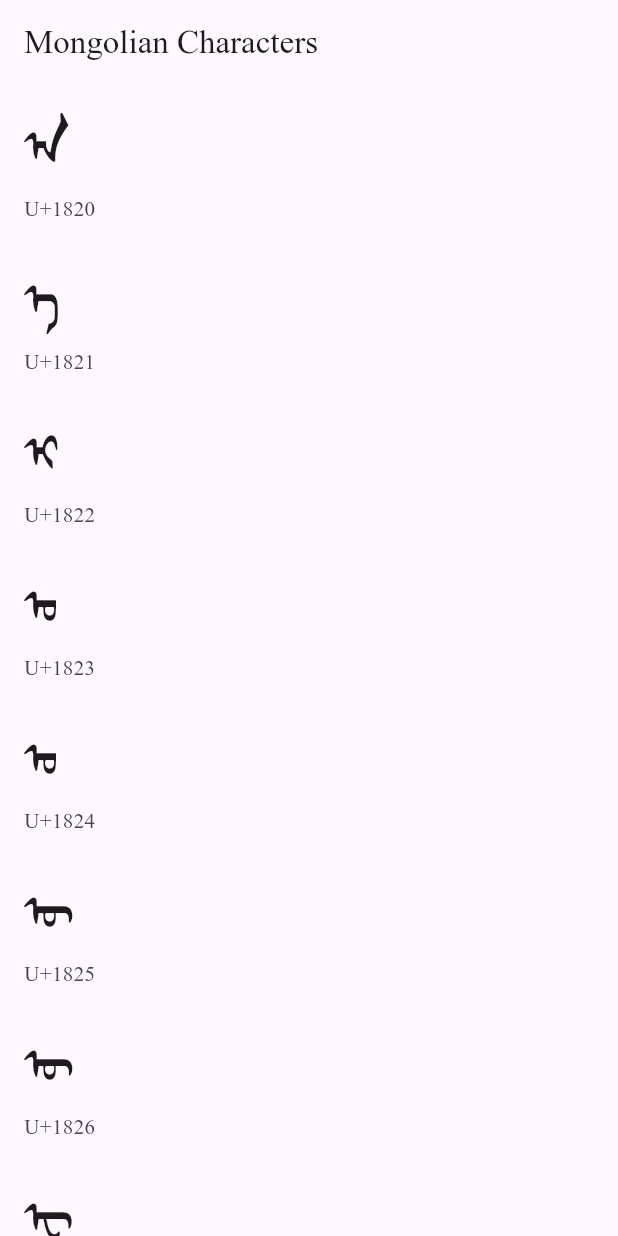
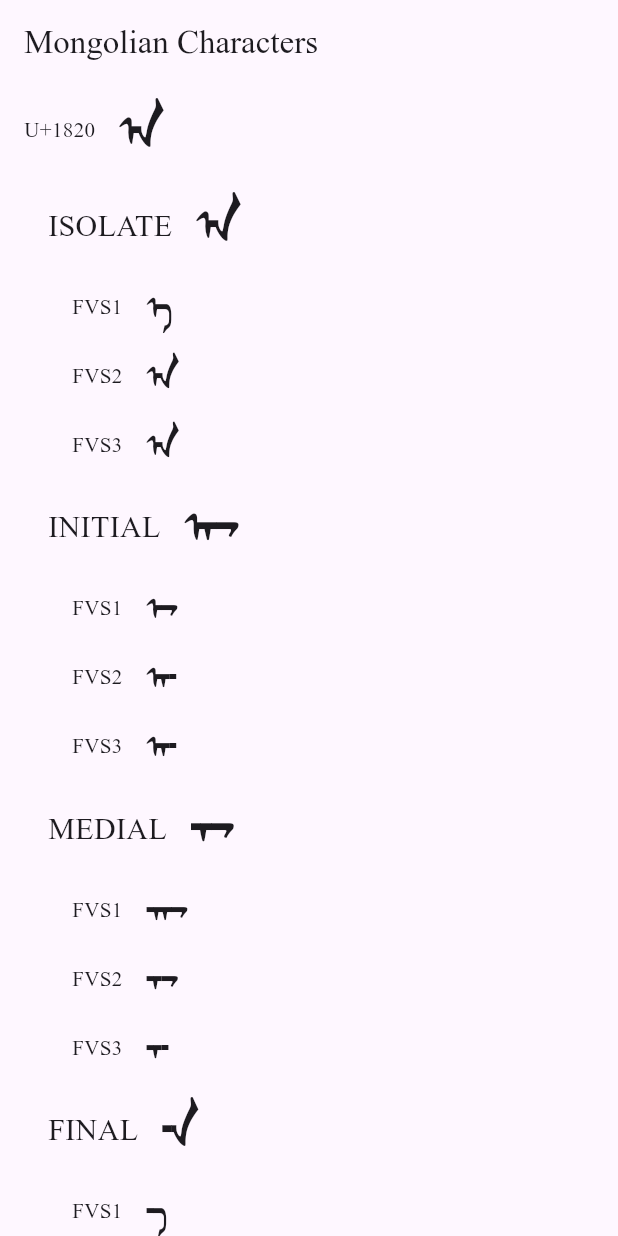
Before and after one commit to suragch/mongol_code, a Flutter app: the screen it shows after launch, on a phone screen of 412 x 824 dp. Run offline on Flutter 3.47's test engine with Material 3 defaults, Android fonts, the phone set to English and light mode, and no system bars.

Commit message:
show isol init medi fina

```diff
--- a/example/flutter_app/lib/home_page.dart
+++ b/example/flutter_app/lib/home_page.dart
@@ -1,4 +1,6 @@
+import 'package:flutter/foundation.dart' hide Unicode;
 import 'package:flutter/material.dart';
+import 'package:mongol_code/mongol_code.dart';
 
 class HomePage extends StatefulWidget {
   const HomePage({super.key});
@@ -18,14 +20,162 @@ class _HomePageState extends State<HomePage> {
   Widget build(BuildContext context) {
     return Scaffold(
       appBar: AppBar(title: const Text('Mongolian Characters')),
-      body: ListView.builder(
-        itemCount: mongolianCharacters.length,
-        itemBuilder: (context, index) {
-          return ListTile(
-            title: Text(mongolianCharacters[index], style: const TextStyle(fontSize: 44)),
-            subtitle: Text('U+${(0x1820 + index).toRadixString(16).toUpperCase().padLeft(4, '0')}'),
-          );
-        },
+      body: Padding(
+        padding: const EdgeInsets.symmetric(horizontal: 16.0),
+        child: ListView.builder(
+          itemCount: mongolianCharacters.length,
+          itemBuilder: (context, index) {
+            final char = mongolianCharacters[index];
+            final fvs1 = String.fromCharCode(Unicode.FVS1);
+            final fvs2 = String.fromCharCode(Unicode.FVS2);
+            final fvs3 = String.fromCharCode(Unicode.FVS3);
+            final nirugu = String.fromCharCode(Unicode.MONGOLIAN_NIRUGU);
+            return Column(
+              crossAxisAlignment: CrossAxisAlignment.start,
+              children: [
+                Row(
+                  children: [
+                    Text('U+${(0x1820 + index).toRadixString(16).toUpperCase()}'),
+                    SizedBox(width: 16),
+                    Text(char, style: const TextStyle(fontSize: 44)),
+                  ],
+                ),
+
+                Row(
+                  children: [
+                    SizedBox(width: 16),
+                    Text('ISOLATE', style: const TextStyle(fontSize: 20)),
+                    SizedBox(width: 16),
+                    Text(char, style: const TextStyle(fontSize: 44)),
+                  ],
+                ),
+                Row(
+                  children: [
+                    SizedBox(width: 32),
+                    Text('FVS1'),
+                    SizedBox(width: 16),
+                    Text('$char$fvs1', style: const TextStyle(fontSize: 32)),
+                  ],
+                ),
+                Row(
+                  children: [
+                    SizedBox(width: 32),
+                    Text('FVS2'),
+                    SizedBox(width: 16),
+                    Text('$char$fvs2', style: const TextStyle(fontSize: 32)),
+                  ],
+                ),
+                Row(
+                  children: [
+                    SizedBox(width: 32),
+                    Text('FVS3'),
+                    SizedBox(width: 16),
+                    Text('$char$fvs3', style: const TextStyle(fontSize: 32)),
+                  ],
+                ),
+
+                Row(
+                  children: [
+                    SizedBox(width: 16),
+                    Text('INITIAL', style: const TextStyle(fontSize: 20)),
+                    SizedBox(width: 16),
+                    Text('$char$nirugu', style: const TextStyle(fontSize: 44)),
+                  ],
+                ),
+                Row(
+                  children: [
+                    SizedBox(width: 32),
+                    Text('FVS1'),
+                    SizedBox(width: 16),
+                    Text('$char$fvs1$nirugu', style: const TextStyle(fontSize: 32)),
+                  ],
+                ),
+                Row(
+                  children: [
+                    SizedBox(width: 32),
+                    Text('FVS2'),
+                    SizedBox(width: 16),
+                    Text('$char$fvs2$nirugu', style: const TextStyle(fontSize: 32)),
+                  ],
+                ),
+                Row(
+                  children: [
+                    SizedBox(width: 32),
+                    Text('FVS3'),
+                    SizedBox(width: 16),
+                    Text('$char$fvs3$nirugu', style: const TextStyle(fontSize: 32)),
+                  ],
+                ),
+
+                Row(
+                  children: [
+                    SizedBox(width: 16),
+                    Text('MEDIAL', style: const TextStyle(fontSize: 20)),
+                    SizedBox(width: 16),
+                    Text('$nirugu$char$nirugu', style: const TextStyle(fontSize: 44)),
+                  ],
+                ),
+                Row(
+                  children: [
+                    SizedBox(width: 32),
+                    Text('FVS1'),
+                    SizedBox(width: 16),
+                    Text('$nirugu$char$fvs1$nirugu', style: const TextStyle(fontSize: 32)),
+                  ],
+                ),
+                Row(
+                  children: [
+                    SizedBox(width: 32),
+                    Text('FVS2'),
+                    SizedBox(width: 16),
+                    Text('$nirugu$char$fvs2$nirugu', style: const TextStyle(fontSize: 32)),
+                  ],
+                ),
+                Row(
+                  children: [
+                    SizedBox(width: 32),
+                    Text('FVS3'),
+                    SizedBox(width: 16),
+                    Text('$nirugu$char$fvs3$nirugu', style: const TextStyle(fontSize: 32)),
+                  ],
+                ),
+
+                Row(
+                  children: [
+                    SizedBox(width: 16),
+                    Text('FINAL', style: const TextStyle(fontSize: 20)),
+                    SizedBox(width: 16),
+                    Text('$nirugu$char', style: const TextStyle(fontSize: 44)),
+                  ],
+                ),
+                Row(
+                  children: [
+                    SizedBox(width: 32),
+                    Text('FVS1'),
+                    SizedBox(width: 16),
+                    Text('$nirugu$char$fvs1', style: const TextStyle(fontSize: 32)),
+                  ],
+                ),
+                Row(
+                  children: [
+                    SizedBox(width: 32),
+                    Text('FVS2'),
+                    SizedBox(width: 16),
+                    Text('$nirugu$char$fvs2', style: const TextStyle(fontSize: 32)),
+                  ],
+                ),
+                Row(
+                  children: [
+                    SizedBox(width: 32),
+                    Text('FVS3'),
+                    SizedBox(width: 16),
+                    Text('$nirugu$char$fvs3', style: const TextStyle(fontSize: 32)),
+                  ],
+                ),
+              ],
+            );
+          },
+        ),
       ),
     );
   }
```
